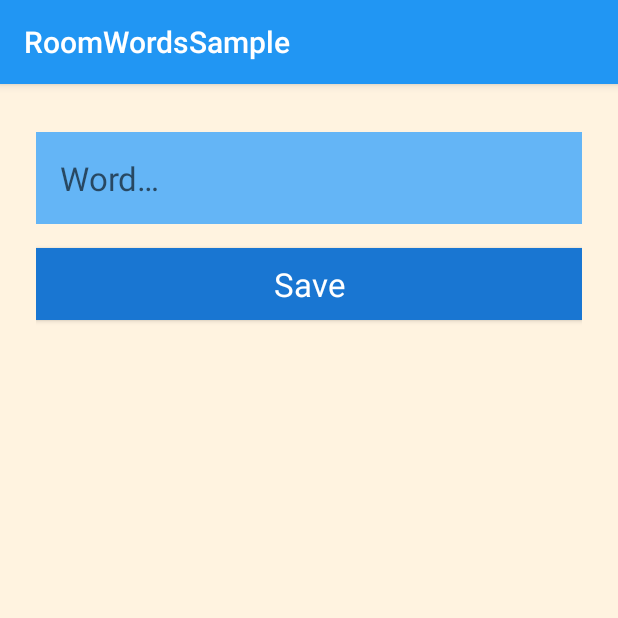
After one commit to AhmedEzzat00/Android-CodeLabs, an Android app: the NewWordActivity screen opened directly, with no data from a screen before it, on a phone screen of 412 x 824 dp, the top half of it. The commit adds this screen. Run offline under Robolectric (Android 15) with nearby library versions, the phone set to English and light mode, and no system bars.

Commit message:
Add NewWordActivity for newly entered words

```diff
--- a/10. RoomWordsSample/app/src/main/AndroidManifest.xml
+++ b/10. RoomWordsSample/app/src/main/AndroidManifest.xml
@@ -9,6 +9,7 @@
         android:roundIcon="@mipmap/ic_launcher_round"
         android:supportsRtl="true"
         android:theme="@style/AppTheme">
+        <activity android:name=".NewWordActivity"></activity>
         <activity
             android:name=".MainActivity"
             android:label="@string/app_name"
--- /dev/null
+++ b/10. RoomWordsSample/app/src/main/java/com/codelab/archangel/roomwordssample/NewWordActivity.java
@@ -0,0 +1,40 @@
+package com.codelab.archangel.roomwordssample;
+
+import androidx.appcompat.app.AppCompatActivity;
+
+import android.content.Intent;
+import android.os.Bundle;
+import android.text.TextUtils;
+import android.view.View;
+import android.widget.Button;
+import android.widget.EditText;
+
+public class NewWordActivity extends AppCompatActivity {
+
+    public static final String EXTRA_REPLY =
+            "com.example.android.roomwordssample.REPLY";
+
+    private EditText mEditWordView;
+
+    @Override
+    public void onCreate(Bundle savedInstanceState) {
+        super.onCreate(savedInstanceState);
+        setContentView(R.layout.activity_new_word);
+        mEditWordView = findViewById(R.id.edit_word);
+
+        final Button button = findViewById(R.id.button_save);
+        button.setOnClickListener(new View.OnClickListener() {
+            public void onClick(View view) {
+                Intent replyIntent = new Intent();
+                if (TextUtils.isEmpty(mEditWordView.getText())) {
+                    setResult(RESULT_CANCELED, replyIntent);
+                } else {
+                    String word = mEditWordView.getText().toString();
+                    replyIntent.putExtra(EXTRA_REPLY, word);
+                    setResult(RESULT_OK, replyIntent);
+                }
+                finish();
+            }
+        });
+    }
+}
--- /dev/null
+++ b/10. RoomWordsSample/app/src/main/res/layout/activity_new_word.xml
@@ -0,0 +1,19 @@
+<?xml version="1.0" encoding="utf-8"?>
+<LinearLayout xmlns:android="http://schemas.android.com/apk/res/android"
+    android:layout_width="match_parent"
+    android:layout_height="match_parent"
+    android:background="@color/colorScreenBackground"
+    android:orientation="vertical"
+    android:padding="24dp">
+
+    <EditText
+        android:id="@+id/edit_word"
+        style="@style/text_view_style"
+        android:hint="@string/hint_word"
+        android:inputType="textAutoComplete" />
+
+    <Button
+        android:id="@+id/button_save"
+        style="@style/button_style"
+        android:text="@string/button_save" />
+</LinearLayout>
--- a/10. RoomWordsSample/app/src/main/res/values/strings.xml
+++ b/10. RoomWordsSample/app/src/main/res/values/strings.xml
@@ -9,4 +9,9 @@
 
     <string name="hello_first_fragment">Hello first fragment</string>
     <string name="hello_second_fragment">Hello second fragment. Arg: %1$s</string>
+
+    <string name="hint_word">Word…</string>
+    <string name="button_save">Save</string>
+    <string name="empty_not_saved">Word not saved because it is empty.</string>
+
 </resources>
--- a/10. RoomWordsSample/app/src/main/res/values/styles.xml
+++ b/10. RoomWordsSample/app/src/main/res/values/styles.xml
@@ -29,4 +29,13 @@
         <item name="android:textColor">@color/colorTextPrimary</item>
     </style>
 
+    <style name="button_style" parent="android:style/Widget.Material.Button">
+        <item name="android:layout_width">match_parent</item>
+        <item name="android:layout_height">wrap_content</item>
+        <item name="android:background">@color/colorPrimaryDark</item>
+        <item name="android:textAppearance">@android:style/TextAppearance.Large</item>
+        <item name="android:layout_marginTop">16dp</item>
+        <item name="android:textColor">@color/colorTextPrimary</item>
+    </style>
+
 </resources>
```
